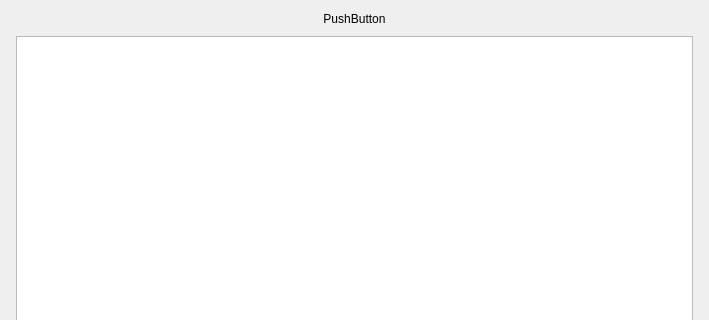
First picture: the form in src/ui/main/window.ui, repository luanws/amplifier-circuits, before the edit; both pictures show x 0 to 709 and y 0 to 320 of the 709 by 578 pixel window.
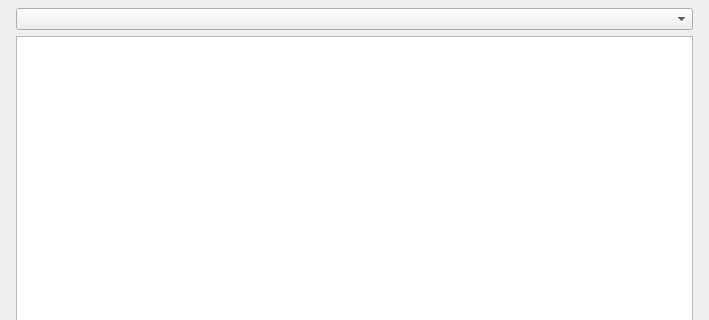
Second picture: the form after the edit.

```diff
--- a/src/ui/main/window.ui
+++ b/src/ui/main/window.ui
@@ -41,11 +41,7 @@
      <number>16</number>
     </property>
     <item>
-     <widget class="QPushButton" name="pushButton">
-      <property name="text">
-       <string>PushButton</string>
-      </property>
-     </widget>
+     <widget class="QComboBox" name="amplifier_polarizations_combo_box"/>
     </item>
     <item>
      <widget class="QListWidget" name="listWidget"/>
```
Left out of the diff: 2 changed lines with no effect on the pictures.
